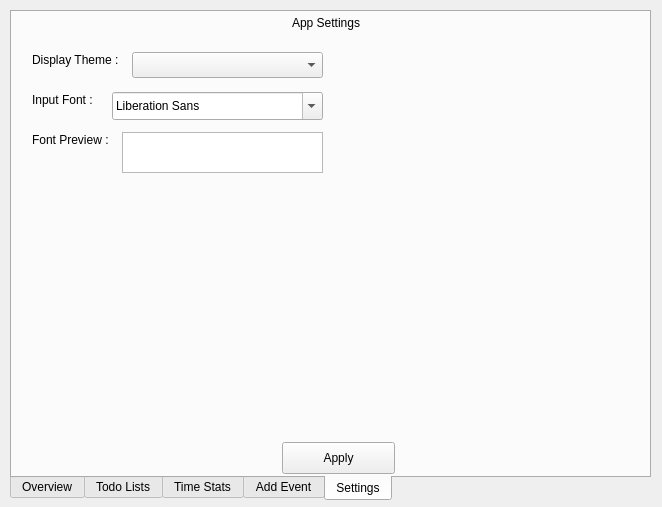
Before: the Qt Designer form Calendar/mainwindowtabbed.ui in oscarl1127/CSUSM_CS441_Project, drawn with Qt 5.
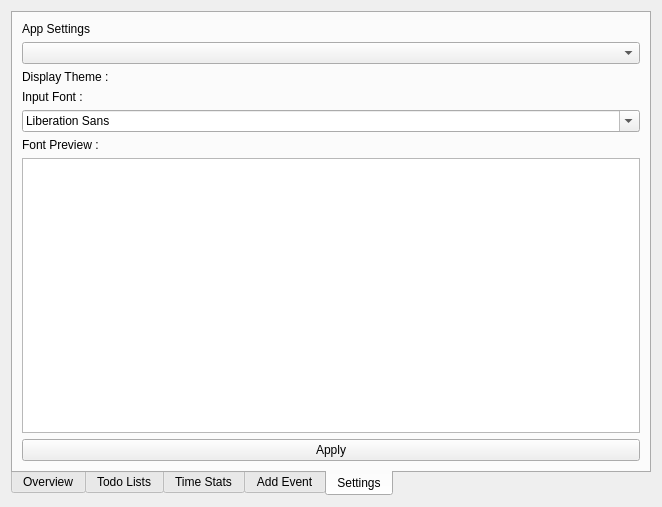
After: the same form once the commit is applied. The open tabs and pages were chosen to show the change.

Commit message: window resize

```diff
--- a/Calendar/mainwindowtabbed.ui
+++ b/Calendar/mainwindowtabbed.ui
@@ -19,15 +19,9 @@
   <property name="modal">
    <bool>false</bool>
   </property>
+  <layout class="QVBoxLayout" name="verticalLayout_3">
+   <item>
   <widget class="QTabWidget" name="tabWidget">
-   <property name="geometry">
-    <rect>
-     <x>10</x>
-     <y>10</y>
-     <width>641</width>
-     <height>491</height>
-    </rect>
-   </property>
    <property name="autoFillBackground">
     <bool>false</bool>
    </property>
@@ -686,103 +680,56 @@
     <attribute name="title">
      <string>Settings</string>
     </attribute>
+      <layout class="QVBoxLayout" name="verticalLayout_2">
+       <item>
     <widget class="QLabel" name="label_29">
-     <property name="geometry">
-      <rect>
-       <x>280</x>
-       <y>0</y>
-       <width>81</width>
-       <height>21</height>
-      </rect>
-     </property>
      <property name="text">
       <string>App Settings</string>
      </property>
     </widget>
+       </item>
+       <item>
+        <widget class="QComboBox" name="Settings_"/>
+       </item>
+       <item>
     <widget class="QLabel" name="label_30">
-     <property name="geometry">
-      <rect>
-       <x>20</x>
-       <y>40</y>
-       <width>101</width>
-       <height>16</height>
-      </rect>
-     </property>
      <property name="text">
       <string>Display Theme :</string>
      </property>
     </widget>
-    <widget class="QComboBox" name="Settings_">
-     <property name="geometry">
-      <rect>
-       <x>120</x>
-       <y>40</y>
-       <width>191</width>
-       <height>26</height>
-      </rect>
-     </property>
-    </widget>
-    <widget class="QFontComboBox" name="fontComboBox">
-     <property name="geometry">
-      <rect>
-       <x>100</x>
-       <y>80</y>
-       <width>211</width>
-       <height>28</height>
-      </rect>
-     </property>
-    </widget>
+       </item>
+       <item>
     <widget class="QLabel" name="label_31">
-     <property name="geometry">
-      <rect>
-       <x>20</x>
-       <y>80</y>
-       <width>101</width>
-       <height>16</height>
-      </rect>
-     </property>
      <property name="text">
       <string>Input Font :</string>
      </property>
     </widget>
-    <widget class="QTextEdit" name="textEdit_15">
-     <property name="geometry">
-      <rect>
-       <x>110</x>
-       <y>120</y>
-       <width>201</width>
-       <height>41</height>
-      </rect>
-     </property>
-    </widget>
+       </item>
+       <item>
+        <widget class="QFontComboBox" name="fontComboBox"/>
+       </item>
+       <item>
     <widget class="QLabel" name="label_32">
-     <property name="geometry">
-      <rect>
-       <x>20</x>
-       <y>120</y>
-       <width>101</width>
-       <height>16</height>
-      </rect>
-     </property>
      <property name="text">
       <string>Font Preview :</string>
      </property>
     </widget>
+       </item>
+       <item>
+        <widget class="QTextEdit" name="textEdit_15"/>
+       </item>
+       <item>
     <widget class="QPushButton" name="pushButton_10">
-     <property name="geometry">
-      <rect>
-       <x>270</x>
-       <y>430</y>
-       <width>113</width>
-       <height>32</height>
-      </rect>
-     </property>
      <property name="text">
       <string>Apply</string>
      </property>
     </widget>
-   </widget>
-  </widget>
+       </item>
+      </layout>
+     </widget>
+    </widget>
+   </item>
+  </layout>
  </widget>
  <resources/>
  <connections/>
```
Left out of the diff: 17 changed lines with no effect on the pictures. Lines whose indentation alone changed are shown as unchanged.
